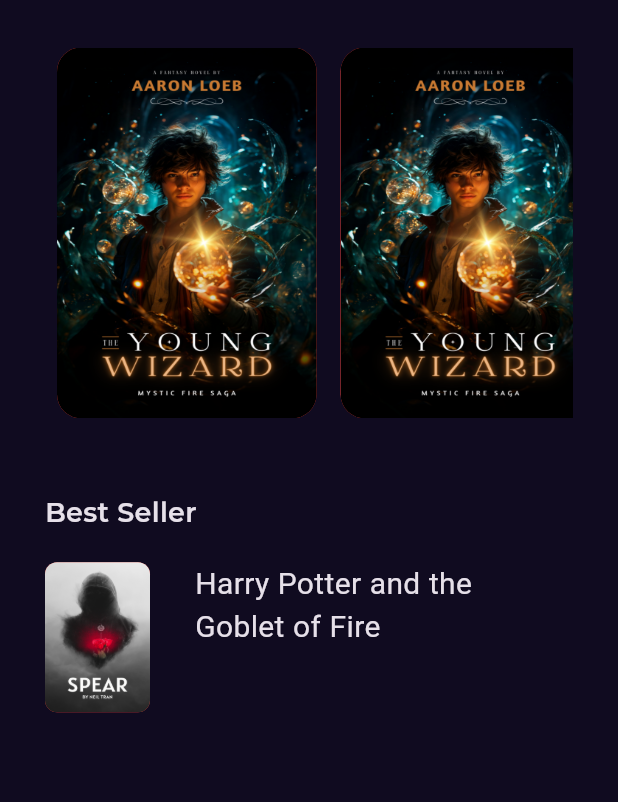
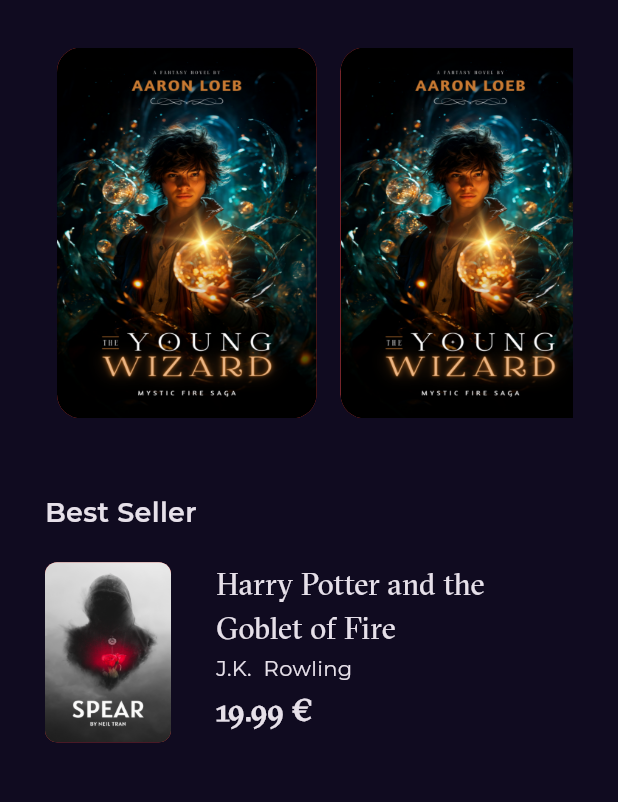
Before and after one commit to OMARALSAIED/bookly_Flutter, a Flutter app: the screen it shows after launch, on a phone screen of 412 x 824 dp, the part 122-924 px from its top. Run offline on Flutter 3.47's test engine with Material 3 defaults, Android fonts, the phone set to English and light mode, and no system bars; our stand-ins replace font_awesome_flutter, get, google_fonts.

Commit message:
Best seller Item Part 3

```diff
--- a/lib/Features/home/presentation/views/home_view.dart
+++ b/lib/Features/home/presentation/views/home_view.dart
@@ -9,7 +9,6 @@ class Homeview extends StatelessWidget {
     return const  Scaffold(
     body:HomeviewBody()  ,
 
-
       );
   }
 }
--- /dev/null
+++ b/lib/Features/home/presentation/views/widgets/best_seller_list_view_item.dart
@@ -0,0 +1,47 @@
+import 'package:bookly/constanse.dart';
+import 'package:bookly/core/utils/asstes.dart';
+import 'package:bookly/core/utils/styles.dart';
+import 'package:flutter/material.dart';
+
+class BestSelerListViewItem extends StatelessWidget {
+  const BestSelerListViewItem({super.key});
+
+  @override
+  Widget build(BuildContext context) {
+    return  SizedBox(
+      height: 120,
+      child: Row(children: [
+        AspectRatio(
+          aspectRatio: 2.8/4,
+          child: Container(
+
+            width: 125,
+            decoration: BoxDecoration(
+              borderRadius: BorderRadius.circular(8),
+              color: Colors.red,
+              image:const DecorationImage(
+              fit: BoxFit.fill,
+              image:AssetImage(AssetsData.testimage2),
+
+             ))
+          ),
+        ),
+      const  SizedBox(width: 30,),
+         Column(
+          crossAxisAlignment: CrossAxisAlignment.start,
+          children: [
+          SizedBox(
+            width: MediaQuery.of(context).size.width * .5,
+            child:Text("Harry Potter and the Goblet of Fire ",style: Styles.textstyle20.copyWith(fontFamily: kGtSectraFine),maxLines: 2,overflow: TextOverflow.ellipsis,)),
+       const SizedBox(height: 3,),
+       const Text("J.K.  Rowling",style: Styles.textstyle14,),
+       const SizedBox(height: 3,),
+        Row(
+        children: [
+        Text('19.99 €',style: Styles.textstyle20.copyWith(fontWeight: FontWeight.bold),)
+       ],)
+        ],)
+      ],),
+    );
+  }
+}
--- a/lib/Features/home/presentation/views/widgets/home_view_body.dart
+++ b/lib/Features/home/presentation/views/widgets/home_view_body.dart
@@ -1,6 +1,6 @@
+import 'package:bookly/Features/home/presentation/views/widgets/best_seller_list_view_item.dart';
 import 'package:bookly/Features/home/presentation/views/widgets/custom_app_bar.dart';
 import 'package:bookly/Features/home/presentation/views/widgets/featured_list_view.dart';
-import 'package:bookly/core/utils/asstes.dart';
 import 'package:bookly/core/utils/styles.dart';
 import 'package:flutter/material.dart';
 import 'package:flutter/widgets.dart';
@@ -25,37 +25,3 @@ class HomeviewBody extends StatelessWidget {
     );
   }
 }
-
-class BestSelerListViewItem extends StatelessWidget {
-  const BestSelerListViewItem({super.key});
-
-  @override
-  Widget build(BuildContext context) {
-    return  SizedBox(
-      height: 100,
-      child: Row(children: [
-        AspectRatio(
-          aspectRatio: 2.8/4,
-          child: Container(
-
-            width: 125,
-            decoration: BoxDecoration(
-              borderRadius: BorderRadius.circular(8),
-              color: Colors.red,
-              image:const DecorationImage(
-              fit: BoxFit.fill,
-              image:AssetImage(AssetsData.testimage2),
-
-             ))
-          ),
-        ),
-      const  SizedBox(width: 30,),
-         Column(children: [
-          SizedBox(
-            width: MediaQuery.of(context).size.width * .5,
-            child:const Text("Harry Potter and the Goblet of Fire ",style: Styles.textstyle20,maxLines: 2,overflow: TextOverflow.ellipsis,))
-        ],)
-      ],),
-    );
-  }
-}
--- a/lib/constanse.dart
+++ b/lib/constanse.dart
@@ -2,4 +2,4 @@ import 'dart:ui';
 
 const kprimaryColor= Color(0xff100B20);
 const kTranstionDuartion=Duration(milliseconds: 250);
-const kGtSectraFine='GT Sectra Fine Regular';
+const kGtSectraFine='GTSectraFine';
--- a/pubspec.yaml
+++ b/pubspec.yaml
@@ -63,7 +63,7 @@ flutter:
   # list giving the asset and other descriptors for the font. For
   # example:
   fonts:
-     - family: GT Sectra Fine
+     - family: GTSectraFine
        fonts:
          - asset: assets/fonts/GT Sectra Fine Regular.ttf
   #       - asset: fonts/Schyler-Italic.ttf
```
